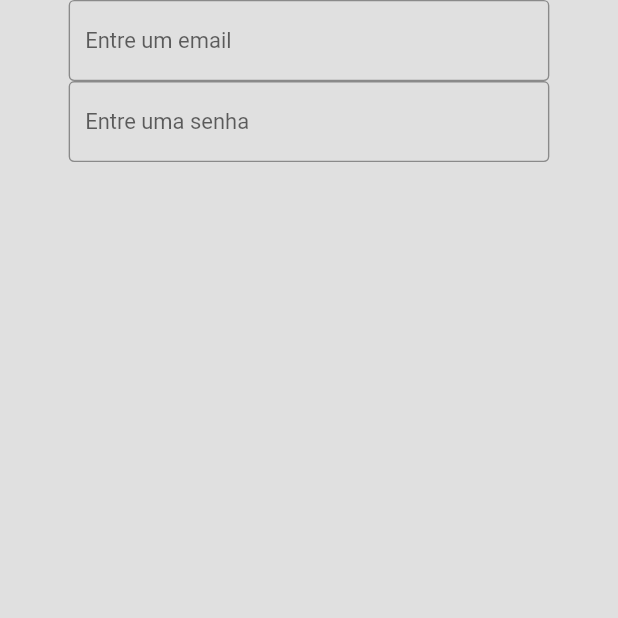
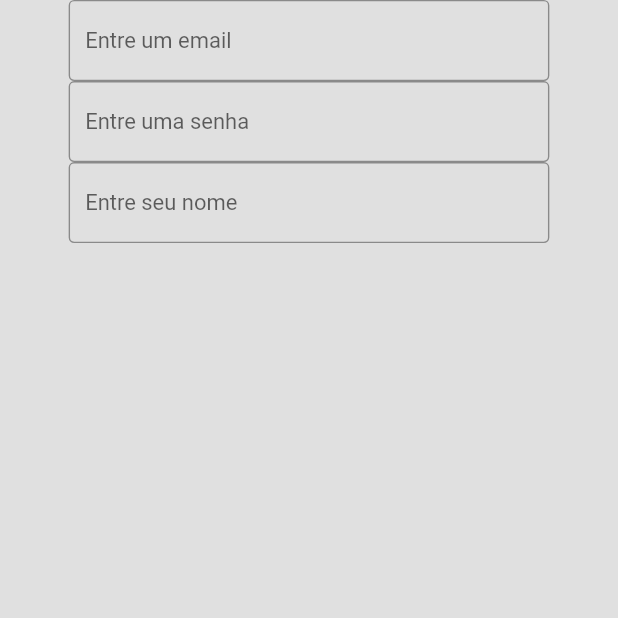
Before and after one commit to LucasNomi/servicos_batatais, a Flutter app: the SignUp screen opened directly, on a phone screen of 412 x 824 dp, the top half of it. Run offline on Flutter 3.47's test engine with Material 2 defaults, Android fonts, the phone set to English and light mode, and no system bars; our stand-ins replace responsive_framework.

Commit message:
feat: adicionar formulario de nome com decoracao

```diff
--- a/lib/routes/sign_up.dart
+++ b/lib/routes/sign_up.dart
@@ -11,6 +11,7 @@ class _SignUpState extends State<SignUp> {
   final _formKey = GlobalKey<FormState>();
   final _emailController = TextEditingController();
   final _passwordController = TextEditingController();
+  final _nameController = TextEditingController();
 
   @override
   Widget build(BuildContext context) {
@@ -53,6 +54,19 @@ class _SignUpState extends State<SignUp> {
                     }
                     return null;
                   },
+                ),
+                TextFormField(
+                  controller: _nameController,
+                  decoration: const InputDecoration(
+                    hintText: 'Entre seu nome',
+                    border: OutlineInputBorder(),
+                  ),
+                  validator: (val) {
+                    if (val == null || val.isEmpty) {
+                      return 'Entre um nome';
+                    }
+                    return null;
+                  },
                 )
               ],
             ),
```
